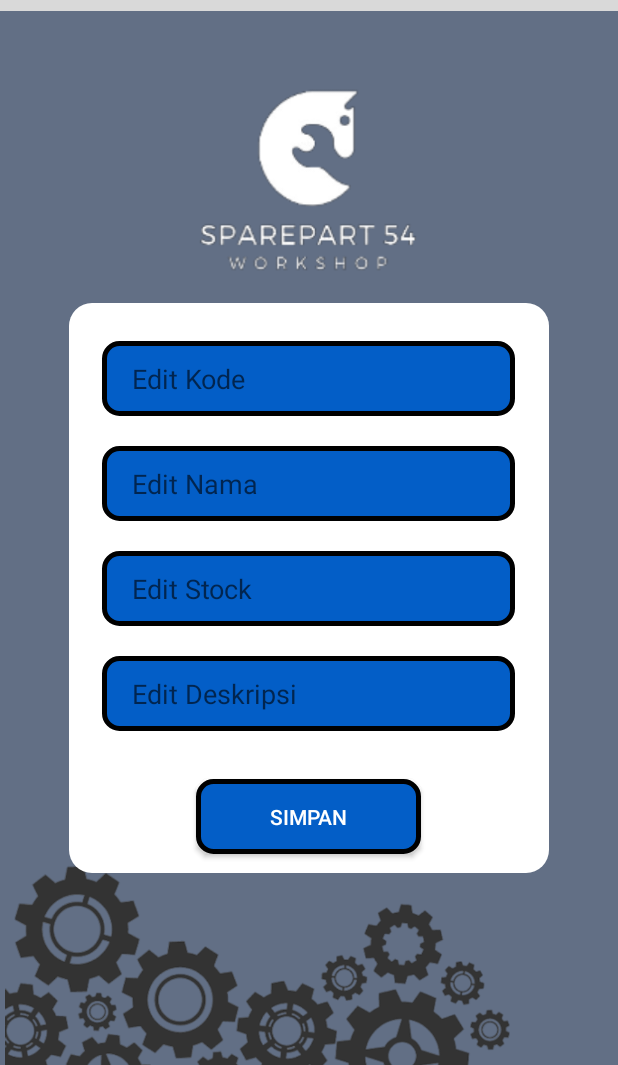
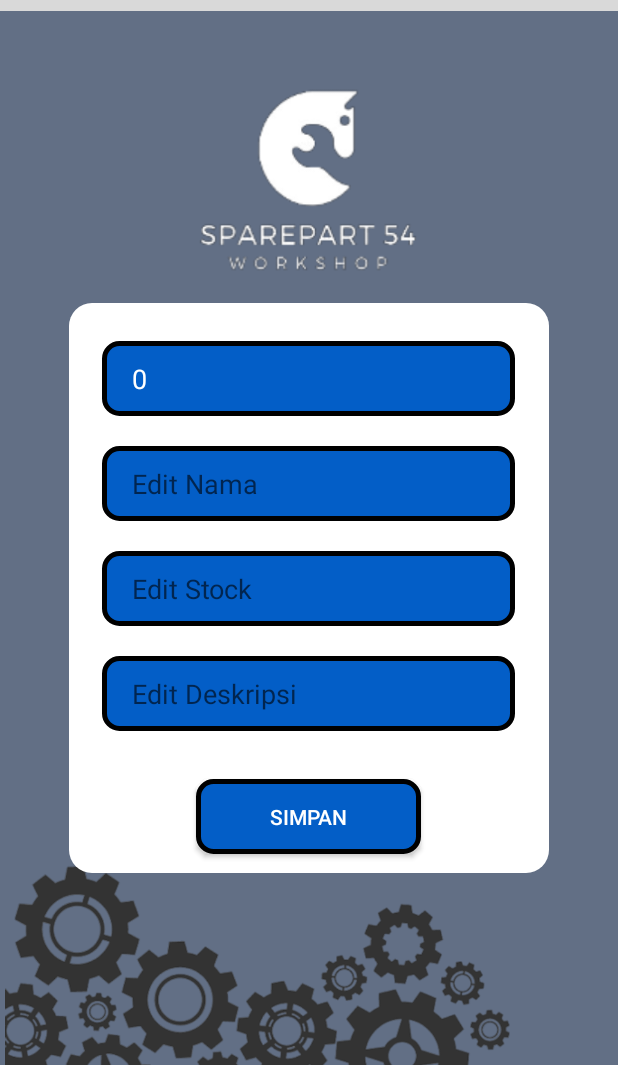
Before and after one commit to hfnaylaa/sparepart54_timsteve, an Android app: the editsparepart screen opened directly, with no data from a screen before it, on a phone screen of 412 x 824 dp, the part 171-1236 px from its top. Run offline under Robolectric (Android 15) with nearby library versions, the phone set to English and light mode, and no system bars.

Commit message:
mengupdate beberapa tampilan

```diff
--- a/app/src/main/java/com/iffa/sparepart54_timsteve/Dashboard.kt
+++ b/app/src/main/java/com/iffa/sparepart54_timsteve/Dashboard.kt
@@ -15,6 +15,9 @@ class Dashboard : AppCompatActivity() {
         setContentView(splashscreen.root)
 
         splashscreen.Transaksi.setOnClickListener{
+            startActivity(Intent(this,inptransaksi::class.java))
+        }
+        splashscreen.Sparepart.setOnClickListener{
             startActivity(Intent(this,inptsparepart::class.java))
         }
     }
--- a/app/src/main/java/com/iffa/sparepart54_timsteve/Login.kt
+++ b/app/src/main/java/com/iffa/sparepart54_timsteve/Login.kt
@@ -15,7 +15,7 @@ class Login : AppCompatActivity() {
 
         val inuser = find.masukkanUsername
         val inpass = find.masukkanPassword
-        val password = "12345"
+        val password = "12345678"
         val user = listOf<String>("penjual","pembeli")
         find.signIn.setOnClickListener{
 
--- a/app/src/main/java/com/iffa/sparepart54_timsteve/editsparepart.kt
+++ b/app/src/main/java/com/iffa/sparepart54_timsteve/editsparepart.kt
@@ -2,10 +2,16 @@ package com.iffa.sparepart54_timsteve
 
 import androidx.appcompat.app.AppCompatActivity
 import android.os.Bundle
+import com.iffa.sparepart54_timsteve.databinding.ActivityEditsparepartBinding
 
 class editsparepart : AppCompatActivity() {
+    private lateinit var bindroot: ActivityEditsparepartBinding
+    var kodepart = 0
     override fun onCreate(savedInstanceState: Bundle?) {
         super.onCreate(savedInstanceState)
-        setContentView(R.layout.activity_editsparepart)
+        bindroot = ActivityEditsparepartBinding.inflate(layoutInflater)
+        setContentView(bindroot.root)
+        kodepart = intent.getIntExtra("id",0)
+        bindroot.editkode.setText(kodepart.toString())
     }
 }
--- a/app/src/main/java/com/iffa/sparepart54_timsteve/edittransaksi.kt
+++ b/app/src/main/java/com/iffa/sparepart54_timsteve/edittransaksi.kt
@@ -5,7 +5,7 @@ import android.os.Bundle
 import com.iffa.sparepart54_timsteve.databinding.ActivityEdittransaksiBinding
 
 class edittransaksi : AppCompatActivity() {
-    lateinit var binding: ActivityEdittransaksiBinding
+    private lateinit var binding: ActivityEdittransaksiBinding
     var kodeTran = 0
     override fun onCreate(savedInstanceState: Bundle?) {
         super.onCreate(savedInstanceState)
--- a/app/src/main/res/layout/activity_recycle_vw.xml
+++ b/app/src/main/res/layout/activity_recycle_vw.xml
@@ -57,6 +57,7 @@
         android:id="@+id/recyclerpart"
         android:layout_width="match_parent"
         android:layout_height="660dp"
+        tools:listitem="@layout/adaptersparepart"
         app:layout_constraintBottom_toBottomOf="parent"
         app:layout_constraintEnd_toEndOf="parent"
         app:layout_constraintHorizontal_bias="0.0"
--- a/app/src/main/res/layout/activity_recycletransaksi.xml
+++ b/app/src/main/res/layout/activity_recycletransaksi.xml
@@ -59,7 +59,7 @@
         android:layout_height="660dp"
         app:layout_constraintBottom_toBottomOf="parent"
         app:layout_constraintEnd_toEndOf="parent"
-
+        tools:listitem="@layout/adaptertransaksi"
         app:layout_constraintStart_toStartOf="parent"
         app:layout_constraintTop_toBottomOf="@+id/linearLayout1" />
 
```
